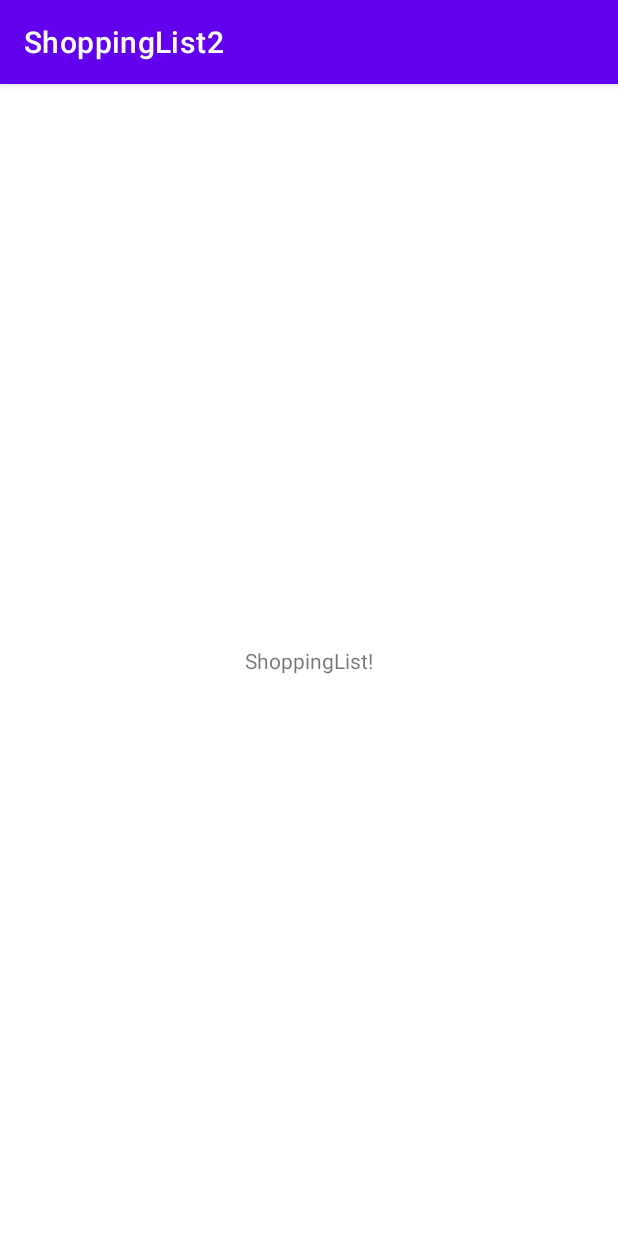
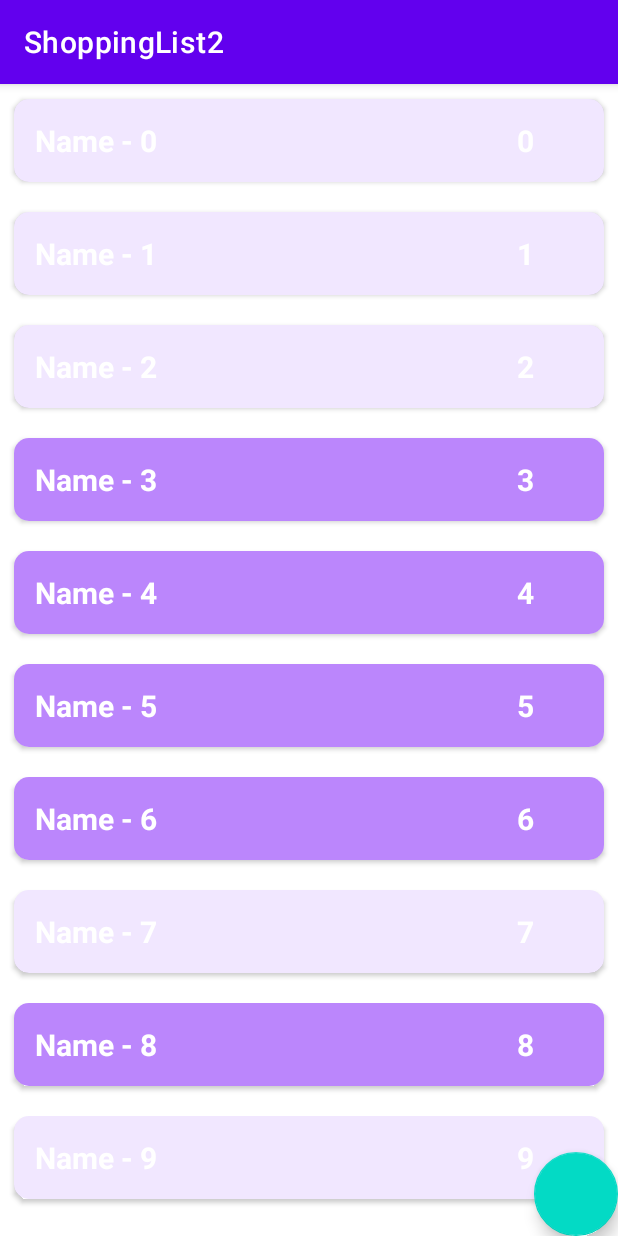
Before and after one commit to NickRooden/ShoppingList2, an Android app: the screen it shows after launch (MainActivity), on a phone screen of 412 x 824 dp. Run offline under Robolectric (Android 15) with nearby library versions, the phone set to English and light mode, and no system bars.

Commit message:
SecondStep-before RecyclerView

```diff
--- a/app/src/main/java/com/myrood/shoppinglist2/data/RepositoryImpl.kt
+++ b/app/src/main/java/com/myrood/shoppinglist2/data/RepositoryImpl.kt
@@ -4,16 +4,17 @@ import androidx.lifecycle.LiveData
 import androidx.lifecycle.MutableLiveData
 import com.myrood.shoppinglist2.domain.Repository
 import com.myrood.shoppinglist2.domain.ShopItem
+import kotlin.random.Random
 
 object RepositoryImpl: Repository {
 
-    var shopListLD = MutableLiveData<List<ShopItem>>()
+    private var shopListLD = MutableLiveData<List<ShopItem>>()
 
-    private var shopList = mutableListOf<ShopItem>()
+    private var shopList = sortedSetOf<ShopItem>({o1, o2 -> o1.id.compareTo(o2.id)})
 
     init {
-        for (i in 0 until 20){
-            val item = ShopItem("Name - $i", i, true)
+        for (i in 0 until 10){
+            val item = ShopItem("Name - $i", i, Random.nextBoolean())
             addShopItem(item)
         }
     }
--- a/app/src/main/java/com/myrood/shoppinglist2/presentation/MainActivity.kt
+++ b/app/src/main/java/com/myrood/shoppinglist2/presentation/MainActivity.kt
@@ -4,18 +4,63 @@ import androidx.appcompat.app.AppCompatActivity
 import android.os.Bundle
 import android.util.Log
 import androidx.lifecycle.ViewModelProvider
+import androidx.recyclerview.widget.ItemTouchHelper
+import androidx.recyclerview.widget.LinearLayoutManager
+import androidx.recyclerview.widget.RecyclerView
 import com.myrood.shoppinglist2.R
+import com.myrood.shoppinglist2.presentation.ShopListAdapter.Companion.DESABLED_ITEM
+import com.myrood.shoppinglist2.presentation.ShopListAdapter.Companion.ENABLED_ITEM
+import com.myrood.shoppinglist2.presentation.ShopListAdapter.Companion.MAX_POOL
 
 class MainActivity : AppCompatActivity() {
 
     private lateinit var viewModel: MainViewModel
+    private lateinit var shopListAdapter: ShopListAdapter
 
     override fun onCreate(savedInstanceState: Bundle?) {
         super.onCreate(savedInstanceState)
         setContentView(R.layout.activity_main)
 
+        shopListAdapter = ShopListAdapter()
+        val recyclerView = findViewById<RecyclerView>(R.id.shop_list_rv)
+        recyclerView.adapter = shopListAdapter
+        //val lM = LinearLayoutManager(this, LinearLayoutManager.VERTICAL, false)
+        //recyclerView.setLayoutManager(lM)
+        recyclerView.recycledViewPool.setMaxRecycledViews(ENABLED_ITEM, MAX_POOL)
+        recyclerView.recycledViewPool.setMaxRecycledViews(DESABLED_ITEM, MAX_POOL)
+
+        shopListAdapter.onShopItemLongClickListener = {
+            viewModel.changeEnableState(it)
+
+        }
+        shopListAdapter.onShopItemClickListener = {
+            //viewModel.
+        }
+        val callback = object : ItemTouchHelper.SimpleCallback(
+            0,
+            ItemTouchHelper.RIGHT or ItemTouchHelper.LEFT
+        ){
+            override fun onMove(
+                recyclerView: RecyclerView,
+                viewHolder: RecyclerView.ViewHolder,
+                target: RecyclerView.ViewHolder
+            ): Boolean {
+                return false
+            }
+
+            override fun onSwiped(viewHolder: RecyclerView.ViewHolder, direction: Int) {
+                val item = shopListAdapter.shopList[viewHolder.adapterPosition]
+                viewModel.deleteShopItem(item)
+            }
+
+        }
+        val itemTouchHelper = ItemTouchHelper(callback)
+        itemTouchHelper.attachToRecyclerView(recyclerView)
+
         viewModel = ViewModelProvider(this)[MainViewModel::class.java]
         viewModel.shList.observe(this){
+
+            shopListAdapter.shopList = it
             Log.d("shList", it.toString())
         }
     }
--- /dev/null
+++ b/app/src/main/java/com/myrood/shoppinglist2/presentation/ShopListAdapter.kt
@@ -0,0 +1,72 @@
+package com.myrood.shoppinglist2.presentation
+
+import android.view.LayoutInflater
+import android.view.View
+import android.view.ViewGroup
+import android.widget.TextView
+import androidx.recyclerview.widget.RecyclerView
+import com.myrood.shoppinglist2.R
+import com.myrood.shoppinglist2.domain.ShopItem
+
+class ShopListAdapter : RecyclerView.Adapter<ShopListAdapter.ShopItemViewHolder>() {
+
+    var shopList = listOf<ShopItem>()
+    set(value) {
+        field = value
+        notifyDataSetChanged()
+    }
+
+    var onShopItemLongClickListener : ((ShopItem) -> Unit)? = null
+    var onShopItemClickListener : ((ShopItem) -> Unit)? = null
+
+    override fun onCreateViewHolder(parent: ViewGroup, viewType: Int): ShopItemViewHolder {
+        val layout = when(viewType){
+            ENABLED_ITEM -> R.layout.shop_item_enabled
+            DESABLED_ITEM -> R.layout.shop_item_disabled
+            else -> throw RuntimeException ("Type of ShopItem is wrong")
+        }
+        val view = LayoutInflater.from(parent.context).inflate(layout, parent, false)
+        return ShopItemViewHolder(view)
+    }
+
+    override fun onBindViewHolder(viewHolder: ShopItemViewHolder, position: Int) {
+        val shopItem = shopList[position]
+        viewHolder.viewName.text = shopItem.name
+        viewHolder.viewCount.text = shopItem.count.toString()
+
+        viewHolder.itemView.setOnLongClickListener {
+            onShopItemLongClickListener?.invoke(shopItem)
+            true
+        }
+        viewHolder.itemView.setOnClickListener {
+            onShopItemClickListener?.invoke(shopItem)
+        }
+    }
+
+    override fun getItemViewType(position: Int): Int {
+        val item = shopList[position]
+        return if (item.enable){
+            ENABLED_ITEM
+        }else{
+            DESABLED_ITEM
+        }
+    }
+
+    override fun getItemCount(): Int {
+        return shopList.size
+    }
+
+    class ShopItemViewHolder(val view: View) : RecyclerView.ViewHolder(view){
+        val viewName = view.findViewById<TextView>(R.id.nameId)
+        val viewCount = view.findViewById<TextView>(R.id.countId)
+
+    }
+
+    companion object{
+
+        const val ENABLED_ITEM = 1
+        const val DESABLED_ITEM = 0
+
+        const val MAX_POOL = 7
+    }
+}
--- a/app/src/main/res/layout/activity_main.xml
+++ b/app/src/main/res/layout/activity_main.xml
@@ -6,13 +6,25 @@
     android:layout_height="match_parent"
     tools:context=".presentation.MainActivity">
 
-    <TextView
-        android:layout_width="wrap_content"
-        android:layout_height="wrap_content"
-        android:text="ShoppingList!"
+    <androidx.recyclerview.widget.RecyclerView
+        android:id="@+id/shop_list_rv"
+        android:layout_width="0dp"
+        android:layout_height="0dp"
+        app:layoutManager="androidx.recyclerview.widget.LinearLayoutManager"
         app:layout_constraintBottom_toBottomOf="parent"
         app:layout_constraintEnd_toEndOf="parent"
         app:layout_constraintStart_toStartOf="parent"
-        app:layout_constraintTop_toTopOf="parent" />
+        app:layout_constraintTop_toTopOf="parent"
+        tools:listitem="@layout/shop_item_enabled" />
+
+    <com.google.android.material.floatingactionbutton.FloatingActionButton
+        android:id="@+id/shopItem_add_btn"
+        android:layout_width="wrap_content"
+        android:layout_height="wrap_content"
+        android:contentDescription="shopitem add button"
+        app:layout_constraintBottom_toBottomOf="parent"
+        app:layout_constraintEnd_toEndOf="parent"
+        android:background="@android:drawable/ic_input_add"
+        />
 
 </androidx.constraintlayout.widget.ConstraintLayout>
--- /dev/null
+++ b/app/src/main/res/layout/shop_item_disabled.xml
@@ -0,0 +1,41 @@
+<?xml version="1.0" encoding="utf-8"?>
+<androidx.cardview.widget.CardView xmlns:android="http://schemas.android.com/apk/res/android"
+    android:layout_width="match_parent"
+    android:layout_height="wrap_content"
+    xmlns:app="http://schemas.android.com/apk/res-auto"
+    android:layout_margin="4dp"
+    app:cardCornerRadius="10dp"
+    app:cardUseCompatPadding="true"
+    android:elevation="2dp">
+
+    <LinearLayout
+        android:layout_width="match_parent"
+        android:layout_height="wrap_content"
+        android:background="#33BB86FC"
+        android:orientation="horizontal"
+        android:padding="8dp">
+
+        <TextView
+            android:id="@+id/nameId"
+            android:layout_width="wrap_content"
+            android:layout_height="wrap_content"
+            android:layout_margin="6dp"
+            android:layout_weight="7"
+            android:text="Name"
+            android:textColor="@color/white"
+            android:textSize="20sp"
+            android:textStyle="bold" />
+
+        <TextView
+            android:id="@+id/countId"
+            android:layout_width="wrap_content"
+            android:layout_height="wrap_content"
+            android:layout_margin="6dp"
+            android:layout_weight="1"
+            android:text="Count"
+            android:textColor="@color/white"
+            android:textSize="20sp"
+            android:textStyle="bold" />
+
+    </LinearLayout>
+</androidx.cardview.widget.CardView>
--- /dev/null
+++ b/app/src/main/res/layout/shop_item_enabled.xml
@@ -0,0 +1,41 @@
+<?xml version="1.0" encoding="utf-8"?>
+<androidx.cardview.widget.CardView xmlns:android="http://schemas.android.com/apk/res/android"
+    android:layout_width="match_parent"
+    android:layout_height="wrap_content"
+    xmlns:app="http://schemas.android.com/apk/res-auto"
+    android:layout_margin="4dp"
+    app:cardCornerRadius="10dp"
+    app:cardUseCompatPadding="true"
+    android:elevation="2dp">
+
+    <LinearLayout
+        android:layout_width="match_parent"
+        android:layout_height="wrap_content"
+        android:background="@color/purple_200"
+        android:orientation="horizontal"
+        android:padding="8dp">
+
+        <TextView
+            android:id="@+id/nameId"
+            android:layout_width="wrap_content"
+            android:layout_height="wrap_content"
+            android:layout_margin="6dp"
+            android:layout_weight="7"
+            android:text="Name"
+            android:textColor="@color/white"
+            android:textSize="20sp"
+            android:textStyle="bold" />
+
+        <TextView
+            android:id="@+id/countId"
+            android:layout_width="wrap_content"
+            android:layout_height="wrap_content"
+            android:layout_margin="6dp"
+            android:layout_weight="1"
+            android:text="Count"
+            android:textColor="@color/white"
+            android:textSize="20sp"
+            android:textStyle="bold" />
+
+    </LinearLayout>
+</androidx.cardview.widget.CardView>
```
